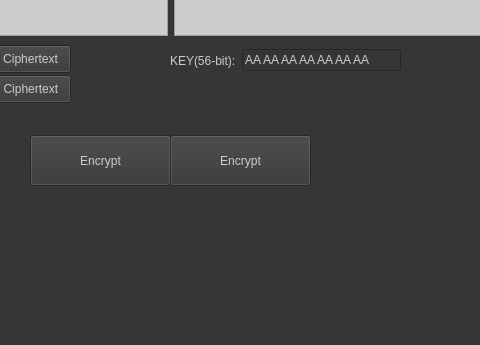
Above: MainWindow.ui from terminalmax/DESAlgorithm before the change; both pictures show x 230 to 710 and y 455 to 800 of the 1200 by 800 pixel window. Below: the same form after it.
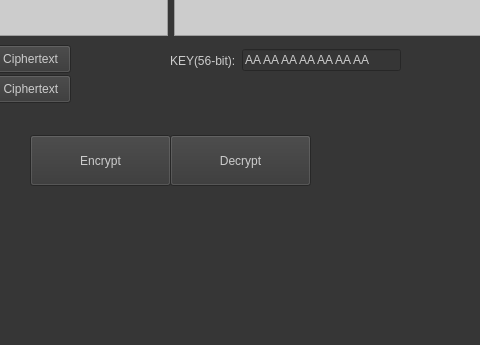
That is the form after the change.

Diff of the .ui file:
```diff
--- a/MainWindow.ui
+++ b/MainWindow.ui
@@ -188,7 +188,7 @@
      </rect>
     </property>
     <property name="text">
-     <string>Encrypt</string>
+     <string>Decrypt</string>
     </property>
    </widget>
   </widget>
```
Left out of the diff: 23 changed lines with no effect on the pictures.
